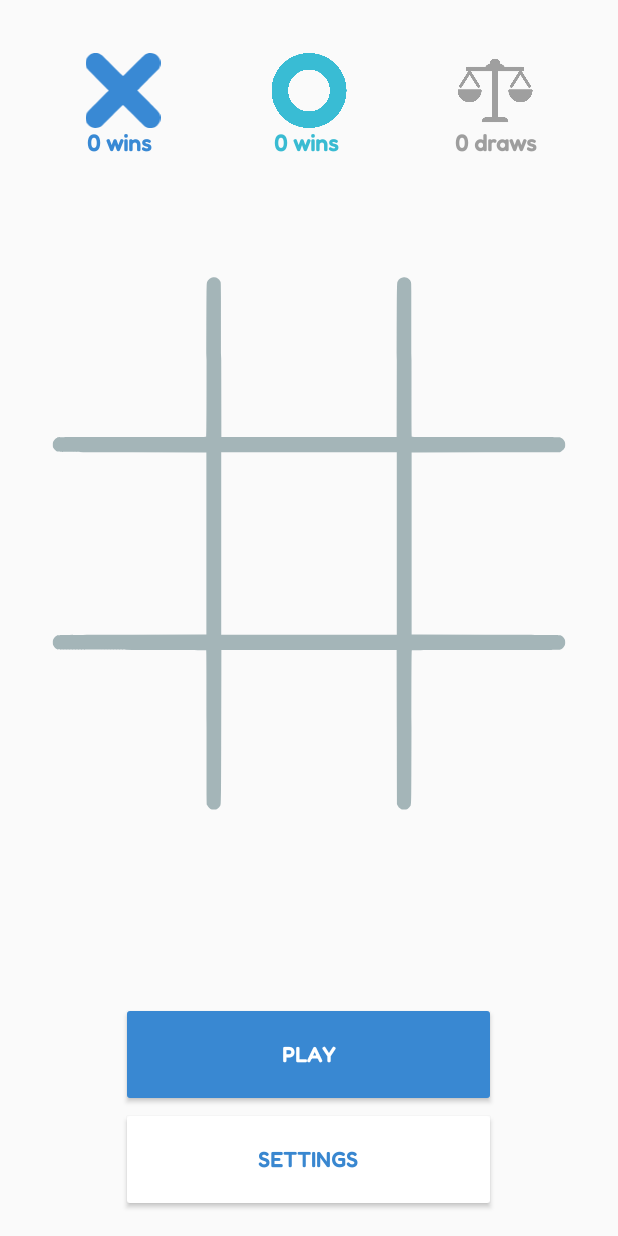
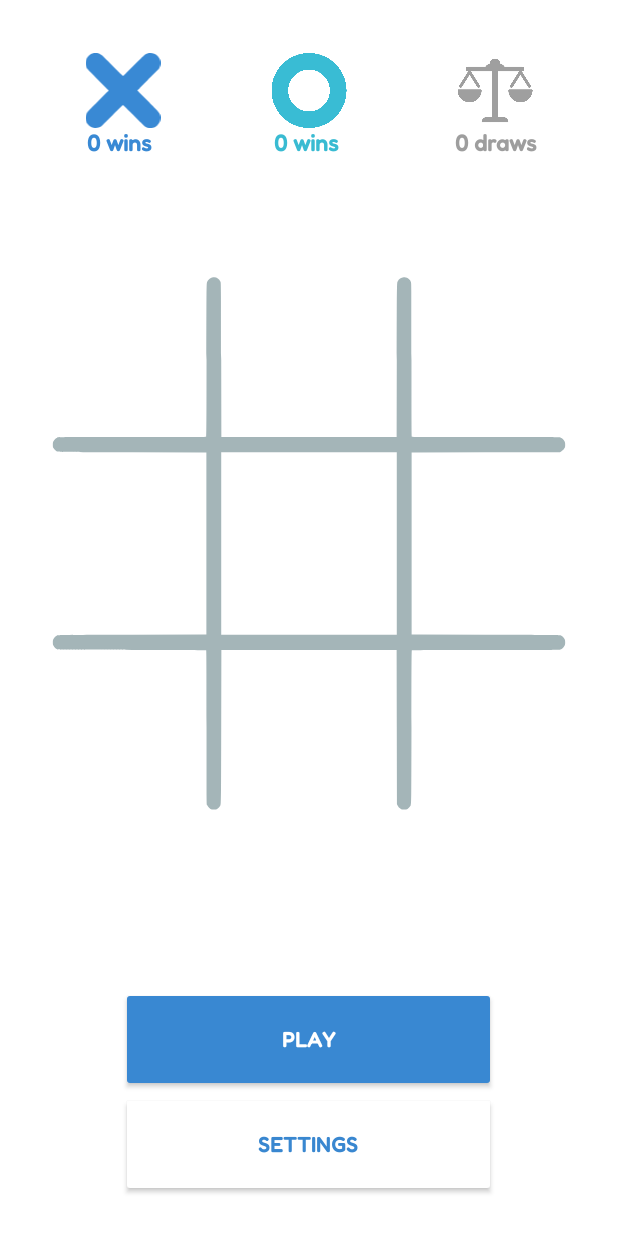
Before and after one commit to Juram09/DADM-2024-2, an Android app built with Jetpack Compose: the screen it shows after launch (MainActivity), on a phone screen of 412 x 824 dp. Run offline under Robolectric (Android 15) with nearby library versions, the phone set to English and light mode, and no system bars.

Commit message:
Color settings

```diff
--- a/Reto 3 - Juego Triqui/tictactoe/app/src/main/res/layout/main.xml
+++ b/Reto 3 - Juego Triqui/tictactoe/app/src/main/res/layout/main.xml
@@ -222,7 +222,7 @@
         style="@style/Widget.AppCompat.Button.Colored"
         android:layout_width="250dp"
         android:layout_height="70dp"
-        android:layout_marginTop="40dp"
+        android:layout_marginTop="30dp"
         android:backgroundTint="#3988D2"
         android:text="PLAY"
         android:textColorLink="#319B90"
--- a/Reto 3 - Juego Triqui/tictactoe/app/src/main/res/values/colors.xml
+++ b/Reto 3 - Juego Triqui/tictactoe/app/src/main/res/values/colors.xml
@@ -7,4 +7,5 @@
     <color name="teal_700">#FF018786</color>
     <color name="black">#FF000000</color>
     <color name="white">#FFFFFFFF</color>
+    <color name="alert_circle_color">#3988D2</color>
 </resources>
--- /dev/null
+++ b/Reto 3 - Juego Triqui/tictactoe/app/src/main/res/values/styles.xml
@@ -0,0 +1,7 @@
+<?xml version="1.0" encoding="utf-8"?>
+<resources>
+    <style name="CustomRadioButton" parent="ThemeOverlay.MaterialComponents.MaterialAlertDialog">
+        <item name="colorControlActivated">@color/alert_circle_color</item> <!-- Círculo seleccionado -->
+        <item name="colorControlHighlight">@color/white</item> <!-- Efecto al presionar -->
+    </style>
+</resources>
--- a/Reto 3 - Juego Triqui/tictactoe/app/src/main/res/values/themes.xml
+++ b/Reto 3 - Juego Triqui/tictactoe/app/src/main/res/values/themes.xml
@@ -1,6 +1,6 @@
 <?xml version="1.0" encoding="utf-8"?>
 <resources>
-    <style name="Theme.AndroidTicTacToe" parent="android:Theme.Material.Light.NoActionBar" />
+    <style name="Theme.AndroidTicTacToe" parent="Theme.MaterialComponents.Light.NoActionBar" />
     <style name="buttomShape">
         <item name="cornerFamily">rounded</item>
         <item name="cornerSize">50%</item>
```
Also changed, not shown: Reto 3 - Juego Triqui/tictactoe/app/src/main/java/com/example/androidtictactoe/MainActivity.kt (+25 -7 lines).
